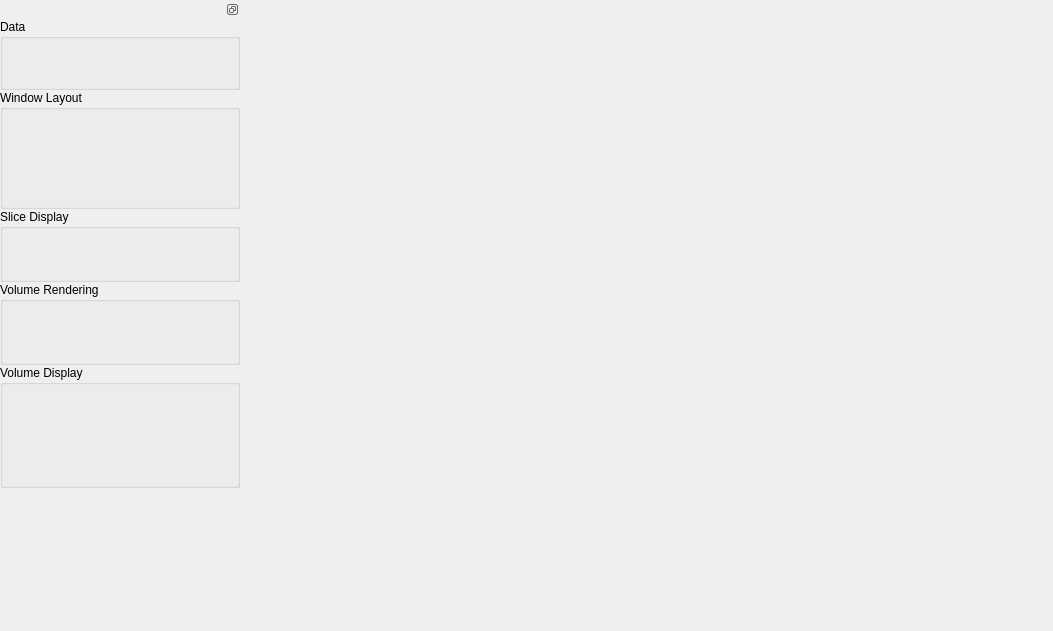
This is Applications/stkSlicerLauncherApp/stkSlicerApp.ui in zpphigh/STK as Qt 5 draws it before an edit. The edited form follows.
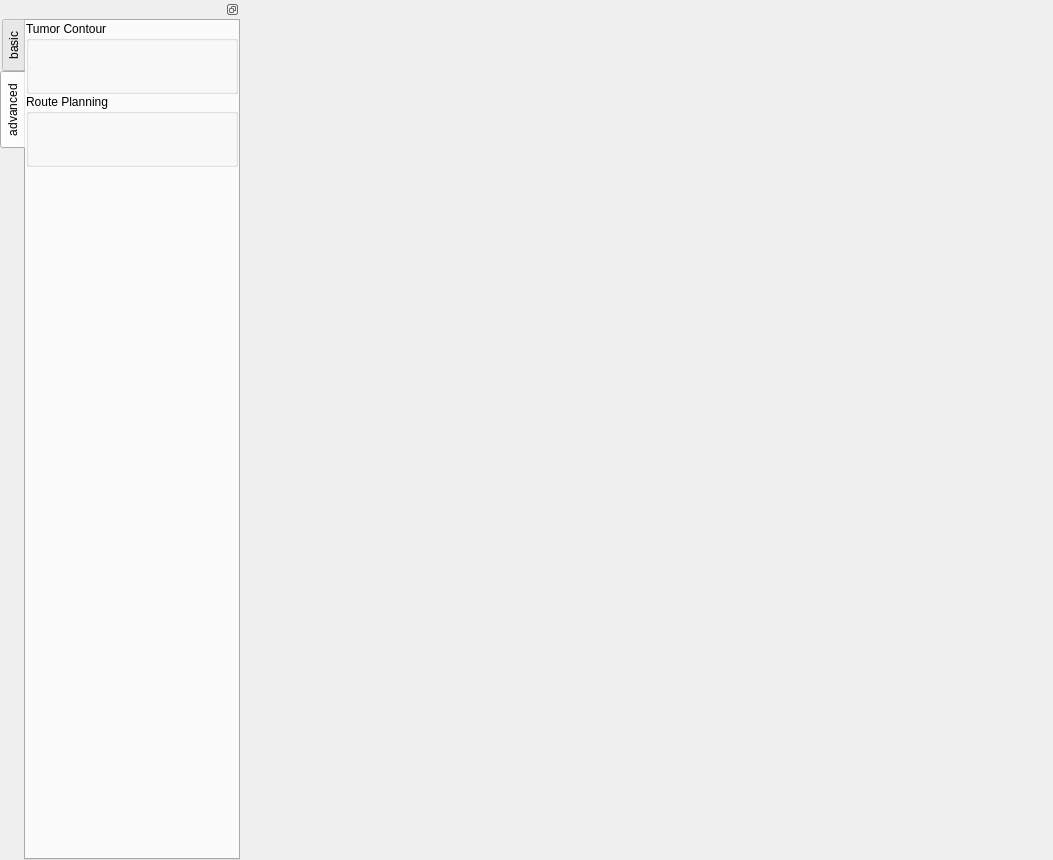
This is the edited form. The open tabs and pages were chosen to show the change. Custom widgets are drawn as their Qt base class.

```diff
--- a/Applications/stkSlicerLauncherApp/stkSlicerApp.ui
+++ b/Applications/stkSlicerLauncherApp/stkSlicerApp.ui
@@ -7,7 +7,7 @@
     <x>0</x>
     <y>0</y>
     <width>1053</width>
-    <height>631</height>
+    <height>860</height>
    </rect>
   </property>
   <property name="windowTitle">
@@ -30,7 +30,7 @@
    <property name="minimumSize">
     <size>
      <width>240</width>
-     <height>500</height>
+     <height>582</height>
     </size>
    </property>
    <property name="maximumSize">
@@ -49,7 +49,26 @@
     <number>1</number>
    </attribute>
    <widget class="QWidget" name="dockWidgetContents">
-    <layout class="QVBoxLayout" name="verticalLayout">
+    <layout class="QVBoxLayout" name="verticalLayout_6">
+     <property name="spacing">
+      <number>0</number>
+     </property>
+     <property name="margin">
+      <number>0</number>
+     </property>
+     <item>
+      <widget class="QTabWidget" name="tabWidget">
+       <property name="tabPosition">
+        <enum>QTabWidget::West</enum>
+       </property>
+       <property name="currentIndex">
+        <number>0</number>
+       </property>
+       <widget class="QWidget" name="tab">
+        <attribute name="title">
+         <string>basic</string>
+        </attribute>
+        <layout class="QVBoxLayout" name="verticalLayout_7">
      <property name="spacing">
       <number>0</number>
      </property>
@@ -204,10 +223,97 @@
        <property name="sizeHint" stdset="0">
         <size>
          <width>20</width>
-         <height>182</height>
+             <height>405</height>
         </size>
        </property>
       </spacer>
+         </item>
+        </layout>
+        <zorder>slicerWidget</zorder>
+        <zorder>SliceNodeGroupBox</zorder>
+        <zorder>VolumeRenderingGroupBox</zorder>
+        <zorder>LayoutGroupBox</zorder>
+        <zorder>DataGroupBox</zorder>
+        <zorder>verticalSpacer</zorder>
+        <zorder>VolumeDisplayGroupBox</zorder>
+       </widget>
+       <widget class="QWidget" name="tab_2">
+        <attribute name="title">
+         <string>advanced</string>
+        </attribute>
+        <layout class="QVBoxLayout" name="verticalLayout_9">
+         <property name="spacing">
+          <number>0</number>
+         </property>
+         <property name="margin">
+          <number>0</number>
+         </property>
+         <item>
+          <widget class="QGroupBox" name="groupBox">
+           <property name="title">
+            <string>Tumor Contour</string>
+           </property>
+           <layout class="QVBoxLayout" name="verticalLayout">
+            <property name="spacing">
+             <number>0</number>
+            </property>
+            <property name="margin">
+             <number>0</number>
+            </property>
+            <item>
+             <widget class="stkTumorContourSketchWidget" name="TumorContourSketchWidget" native="true">
+              <property name="minimumSize">
+               <size>
+                <width>0</width>
+                <height>50</height>
+               </size>
+              </property>
+             </widget>
+            </item>
+           </layout>
+          </widget>
+         </item>
+         <item>
+          <widget class="QGroupBox" name="groupBox_2">
+           <property name="title">
+            <string>Route Planning</string>
+           </property>
+           <layout class="QVBoxLayout" name="verticalLayout_8">
+            <property name="spacing">
+             <number>0</number>
+            </property>
+            <property name="margin">
+             <number>0</number>
+            </property>
+            <item>
+             <widget class="stkTumorContourSketchWidget" name="widget" native="true">
+              <property name="minimumSize">
+               <size>
+                <width>0</width>
+                <height>50</height>
+               </size>
+              </property>
+             </widget>
+            </item>
+           </layout>
+          </widget>
+         </item>
+         <item>
+          <spacer name="verticalSpacer_2">
+           <property name="orientation">
+            <enum>Qt::Vertical</enum>
+           </property>
+           <property name="sizeHint" stdset="0">
+            <size>
+             <width>20</width>
+             <height>701</height>
+            </size>
+           </property>
+          </spacer>
+         </item>
+        </layout>
+       </widget>
+      </widget>
      </item>
     </layout>
    </widget>
@@ -245,6 +351,12 @@
    <header>stkSlicerSliceNodeWidget.h</header>
    <container>1</container>
   </customwidget>
+  <customwidget>
+   <class>stkTumorContourSketchWidget</class>
+   <extends>QWidget</extends>
+   <header>stkTumorContourSketchWidget.h</header>
+   <container>1</container>
+  </customwidget>
  </customwidgets>
  <resources/>
  <connections/>
```
Lines whose indentation alone changed are shown as unchanged.
